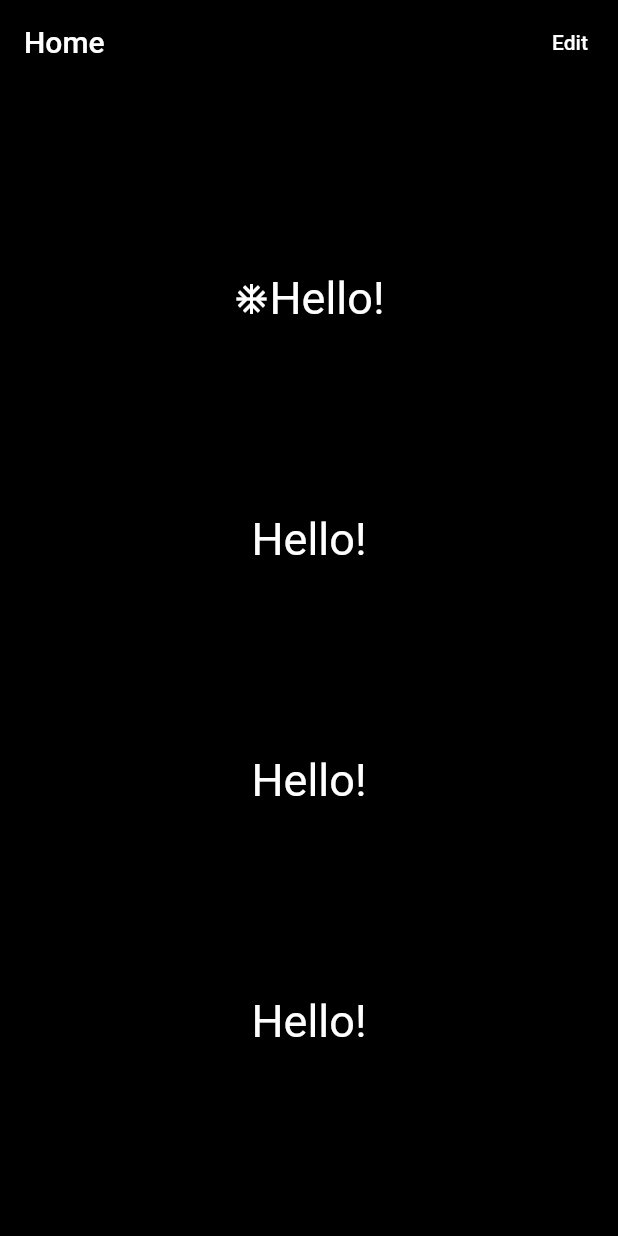
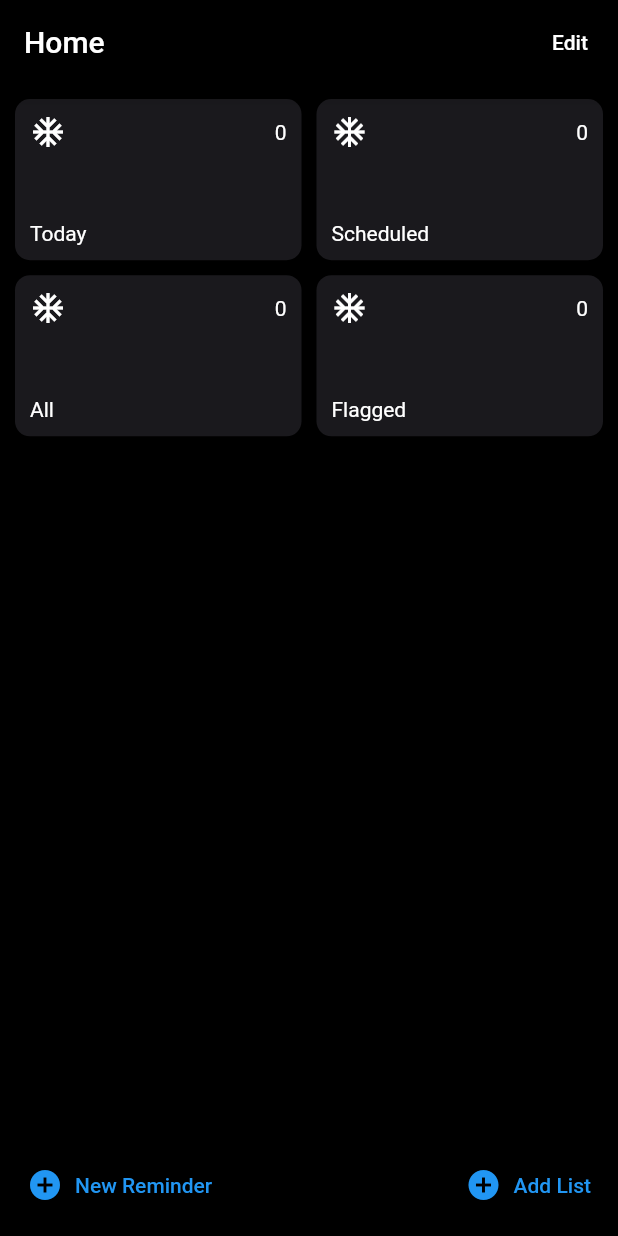
Before and after one commit to Abhishek12345679/first_flutter_app, a Flutter app: the screen it shows after launch, on a phone screen of 412 x 824 dp. Run offline on Flutter 3.47's test engine with Material 2 defaults, Android fonts, the phone set to English and light mode, and no system bars.

Commit message:
ios reminder app

```diff
--- a/lib/home_screen.dart
+++ b/lib/home_screen.dart
@@ -1,7 +1,15 @@
+import 'package:first_app/models/category.dart';
 import 'package:flutter/material.dart';
 
 class HomeScreen extends StatelessWidget {
-  const HomeScreen({super.key});
+  HomeScreen({super.key});
+
+  final List<Category> categories = [
+    Category(id: 'today', name: 'Today'),
+    Category(id: 'scheduled', name: 'Scheduled'),
+    Category(id: 'all', name: 'All'),
+    Category(id: 'flagged', name: 'Flagged'),
+  ];
 
   @override
   Widget build(BuildContext context) {
@@ -22,24 +30,59 @@ class HomeScreen extends StatelessWidget {
       ),
       body: Container(
         child: Column(
-            mainAxisAlignment: MainAxisAlignment
-                .spaceEvenly, // main axis alignment is the primary axis (vertically in case of columns and horiz.ly in case of rows)
-            crossAxisAlignment: CrossAxisAlignment.center,
-            children: [
-              Row(
-                mainAxisAlignment: MainAxisAlignment.center,
-                children: const [
-                  Icon(Icons.ac_unit),
-                  Text(
-                    'Hello!',
-                    style: TextStyle(fontSize: 30),
+          children: [
+            Expanded(
+              child: GridView.count(
+                  crossAxisCount: 2,
+                  childAspectRatio: 16 / 9,
+                  crossAxisSpacing: 10,
+                  mainAxisSpacing: 10,
+                  padding: const EdgeInsets.all(10),
+                  children: categories
+                      .map((e) => Container(
+                            decoration: BoxDecoration(
+                              borderRadius: BorderRadius.circular(10),
+                              color: const Color(0xFF1a191d),
+                            ),
+                            child: Padding(
+                              padding: const EdgeInsets.all(10),
+                              child: Column(
+                                mainAxisAlignment:
+                                    MainAxisAlignment.spaceBetween,
+                                crossAxisAlignment: CrossAxisAlignment.start,
+                                children: [
+                                  Row(
+                                    mainAxisAlignment:
+                                        MainAxisAlignment.spaceBetween,
+                                    children: [Icon(Icons.ac_unit), Text('0')],
+                                  ),
+                                  Text(e.name),
+                                ],
+                              ),
+                            ),
+                          ))
+                      .toList()),
+            ),
+            Container(
+              padding: const EdgeInsets.all(10),
+              child: Row(
+                mainAxisAlignment: MainAxisAlignment.spaceBetween,
+                children: [
+                  TextButton.icon(
+                    onPressed: () {},
+                    icon: const Icon(Icons.add_circle),
+                    label: const Text("New Reminder"),
                   ),
+                  TextButton.icon(
+                    onPressed: () {},
+                    icon: const Icon(Icons.add_circle),
+                    label: const Text("Add List"),
+                  )
                 ],
               ),
-              Text('Hello!', style: TextStyle(fontSize: 30)),
-              Text('Hello!', style: TextStyle(fontSize: 30)),
-              Text('Hello!', style: TextStyle(fontSize: 30)),
-            ]),
+            )
+          ],
+        ),
       ),
     );
   }
--- a/lib/main.dart
+++ b/lib/main.dart
@@ -15,7 +15,7 @@ class App extends StatelessWidget {
   Widget build(BuildContext context) {
     return MaterialApp(
       initialRoute: '/',
-      routes: {'/': (context) => const HomeScreen()},
+      routes: {'/': (context) => HomeScreen()},
       theme: ThemeData(
           scaffoldBackgroundColor: Colors.black,
           appBarTheme: const AppBarTheme(
--- /dev/null
+++ b/lib/models/category.dart
@@ -0,0 +1,9 @@
+class Category {
+  String id;
+  String name;
+  bool? isChecked = true;
+
+  Category({required this.id, this.isChecked, required this.name});
+}
+
+Category category = Category(id: '1', name: 'ABC');
```
